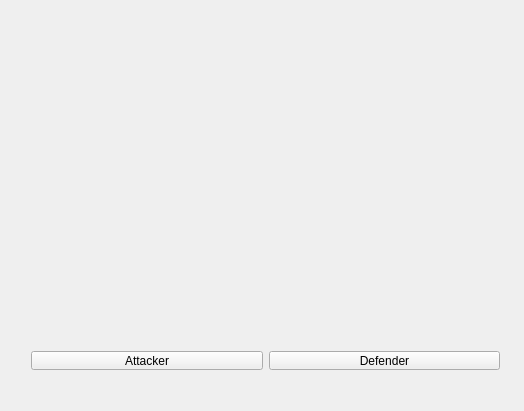
First picture: the form in mainwindow.ui, repository JMax45/r6sRandomizer, before the edit.
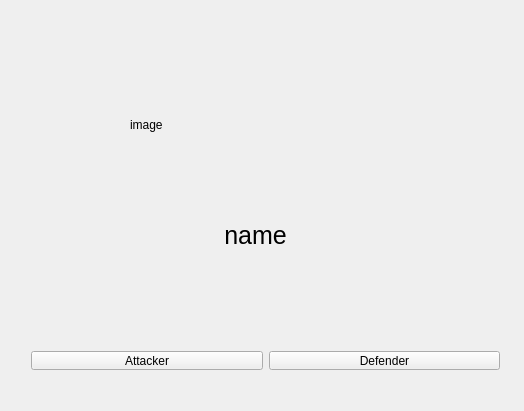
Second picture: the form after the edit.

```diff
--- a/mainwindow.ui
+++ b/mainwindow.ui
@@ -30,7 +30,7 @@
      </size>
     </property>
     <property name="text">
-     <string/>
+     <string>image</string>
     </property>
     <property name="scaledContents">
      <bool>true</bool>
@@ -77,7 +77,7 @@
      </font>
     </property>
     <property name="text">
-     <string/>
+     <string>name</string>
     </property>
     <property name="alignment">
      <set>Qt::AlignCenter</set>
```
Left out of the diff: 71 changed lines with no effect on the pictures.
